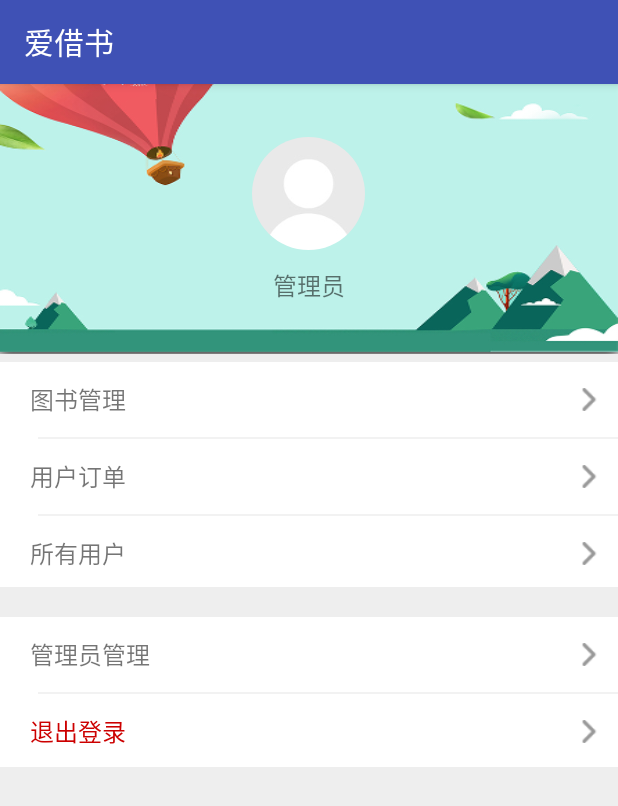
After one commit to BestLifeW/LibraryMOS, an Android app: the AdminActivity screen opened directly, with no data from a screen before it, on a phone screen of 412 x 824 dp. The commit adds this screen. Shown: the top 806 px of the screen. Run offline under Robolectric (Android 15) with nearby library versions, the phone set to English and light mode, and no system bars; our stand-ins replace CircleImageView.

Commit message:
完成了管理员基本界面-V

```diff
--- /dev/null
+++ b/app/src/main/java/com/rjxy/librarymos/ui/activity/AdminActivity.java
@@ -0,0 +1,108 @@
+package com.rjxy.librarymos.ui.activity;
+
+import android.content.Intent;
+import android.support.v7.app.AppCompatActivity;
+import android.os.Bundle;
+import android.view.View;
+import android.widget.RelativeLayout;
+import android.widget.Toast;
+
+import com.rjxy.librarymos.R;
+
+public class AdminActivity extends AppCompatActivity implements View.OnClickListener {
+    private RelativeLayout rl_bookmanage;
+    private RelativeLayout rl_userorders;
+    private RelativeLayout rl_allusers;
+    private RelativeLayout rl_admin_manager;
+    private RelativeLayout rl_exit;
+
+
+    @Override
+    protected void onCreate(Bundle savedInstanceState) {
+        super.onCreate(savedInstanceState);
+        setContentView(R.layout.activity_admin);
+        init();
+    }
+
+    private void init() {
+        initView();
+        intEvent();
+    }
+    private void initView(){
+        rl_bookmanage= (RelativeLayout) findViewById(R.id.rl_bookmanage);
+        rl_userorders= (RelativeLayout) findViewById(R.id.rl_userorders);
+        rl_allusers= (RelativeLayout) findViewById(R.id.rl_allusers);
+        rl_admin_manager= (RelativeLayout) findViewById(R.id.rl_admin_manager);
+        rl_exit= (RelativeLayout) findViewById(R.id.rl_exit);
+    }
+    private void intEvent(){
+        rl_bookmanage.setOnClickListener(this);
+        rl_userorders.setOnClickListener(this);
+        rl_allusers.setOnClickListener(this);
+        rl_admin_manager.setOnClickListener(this);
+        rl_exit.setOnClickListener(this);
+    }
+
+    @Override
+    public void onClick(View v) {
+        switch (v.getId()){
+            case R.id.rl_bookmanage:
+                enterBooksManager();
+                Toast.makeText(AdminActivity.this, "进入图书管理界面", Toast.LENGTH_SHORT).show();
+                break;
+            case R.id.rl_userorders:
+                Toast.makeText(AdminActivity.this, "进入用户订单界面", Toast.LENGTH_SHORT).show();
+                enterUsersOrder();
+                break;
+            case R.id.rl_allusers:
+                enterUsers();
+                Toast.makeText(AdminActivity.this, "进入用户表界面", Toast.LENGTH_SHORT).show();
+                break;
+            case R.id.rl_admin_manager:
+                enterMAP();
+                Toast.makeText(AdminActivity.this, "进入管理员密码修改界面", Toast.LENGTH_SHORT).show();
+                break;
+            case R.id.rl_exit:
+                enterLogin();
+                Toast.makeText(AdminActivity.this, "退出登录", Toast.LENGTH_SHORT).show();
+                break;
+            default:
+                break;
+        }
+    }
+    //进入图书管理界面
+    public void enterBooksManager() {
+        Intent intent = new Intent(getApplicationContext(), BooksManager.class);
+        startActivity(intent);
+        overridePendingTransition(android.R.anim.fade_in, android.R.anim.fade_out);
+
+    }
+    //进入用户订单管理界面
+    public void enterUsersOrder() {
+        Intent intent = new Intent(getApplicationContext(), UsersOrdersManager.class);
+        startActivity(intent);
+        overridePendingTransition(android.R.anim.fade_in, android.R.anim.fade_out);
+
+    }
+    //进入用户管理界面
+    public void enterUsers() {
+        Intent intent = new Intent(getApplicationContext(), UsersManager.class);
+        startActivity(intent);
+        overridePendingTransition(android.R.anim.fade_in, android.R.anim.fade_out);
+
+    }
+    //进入管理员密码修改界面
+    public void enterMAP() {
+        Intent intent = new Intent(getApplicationContext(), ModifyAdminPassword.class);
+        startActivity(intent);
+        overridePendingTransition(android.R.anim.fade_in, android.R.anim.fade_out);
+
+    }
+    //退回登录界面
+    public void enterLogin() {
+        Intent intent = new Intent(getApplicationContext(), LoginActivity.class);
+        startActivity(intent);
+        overridePendingTransition(android.R.anim.fade_in, android.R.anim.fade_out);
+        finish();
+}
+}
--- /dev/null
+++ b/app/src/main/res/layout/activity_admin.xml
@@ -0,0 +1,225 @@
+<?xml version="1.0" encoding="utf-8"?>
+<android.support.v4.widget.NestedScrollView xmlns:android="http://schemas.android.com/apk/res/android"
+    android:layout_width="match_parent"
+    android:layout_height="match_parent"
+    android:background="@color/background_gray">
+
+    <LinearLayout
+        android:layout_width="match_parent"
+        android:layout_height="match_parent"
+        android:orientation="vertical">
+
+        <RelativeLayout
+            android:layout_width="wrap_content"
+            android:layout_height="wrap_content">
+            <ImageView
+                android:layout_width="match_parent"
+                android:layout_height="180dp"
+                android:scaleType="fitXY"
+                android:src="@drawable/headbg" />
+
+            <com.rjxy.librarymos.view.CircleImageView
+                android:id="@+id/civ_adminhead"
+                android:layout_width="75dp"
+                android:layout_height="75dp"
+                android:layout_marginTop="35dp"
+                android:src="@drawable/default_head_rect"
+                android:layout_alignParentTop="true"
+                android:layout_centerHorizontal="true" />
+
+            <TextView
+                android:id="@+id/tv_adminname"
+                android:layout_width="wrap_content"
+                android:layout_height="wrap_content"
+                android:layout_marginTop="11dp"
+                android:text="管理员"
+                android:textSize="16sp"
+                android:layout_below="@+id/civ_adminhead"
+                android:layout_centerHorizontal="true" />
+        </RelativeLayout>
+
+        <LinearLayout
+            android:layout_marginTop="5dp"
+            android:layout_width="match_parent"
+            android:layout_height="150dp"
+            android:background="#fff"
+            android:orientation="vertical"
+            >
+            <RelativeLayout
+                android:id="@+id/rl_bookmanage"
+                android:background="@drawable/setting_selector"
+                android:layout_width="match_parent"
+                android:layout_height="50dp">
+
+                <TextView
+                    android:text="图书管理"
+                    android:textSize="16sp"
+                    android:layout_width="wrap_content"
+                    android:layout_height="wrap_content"
+                    android:layout_marginLeft="20dp"
+                    android:layout_centerVertical="true"
+                    android:layout_toRightOf="@+id/iv_mall"
+                    android:layout_toEndOf="@+id/iv_mall" />
+
+                <ImageView
+                    android:id="@+id/iv_mall2"
+                    android:layout_width="15dp"
+                    android:layout_height="15dp"
+                    android:src="@drawable/detail_icon_arrow"
+                    android:layout_centerVertical="true"
+                    android:layout_alignParentRight="true"
+                    android:layout_alignParentEnd="true"
+                    android:layout_marginRight="11dp"
+                    android:layout_marginEnd="11dp" />
+
+            </RelativeLayout>
+
+            <View
+                android:background="#f2f2f2"
+                android:layout_marginLeft="25dp"
+                android:layout_width="match_parent"
+                android:layout_height="1dp"/>
+
+            <RelativeLayout
+                android:id="@+id/rl_userorders"
+                android:background="@drawable/setting_selector"
+                android:layout_width="match_parent"
+                android:layout_height="50dp">
+
+                <TextView
+                    android:text="用户订单"
+                    android:textSize="16sp"
+                    android:layout_width="wrap_content"
+                    android:layout_height="wrap_content"
+                    android:layout_marginLeft="20dp"
+                    android:layout_centerVertical="true"
+                    android:layout_toRightOf="@+id/iv_mall"
+                    android:layout_toEndOf="@+id/iv_mall" />
+
+                <ImageView
+                    android:layout_width="15dp"
+                    android:layout_height="15dp"
+                    android:src="@drawable/detail_icon_arrow"
+                    android:layout_centerVertical="true"
+                    android:layout_alignParentRight="true"
+                    android:layout_alignParentEnd="true"
+                    android:layout_marginRight="11dp"
+                    android:layout_marginEnd="11dp" />
+
+            </RelativeLayout>
+            <View
+                android:background="#f2f2f2"
+                android:layout_marginLeft="25dp"
+                android:layout_width="match_parent"
+                android:layout_height="1dp"/>
+
+            <RelativeLayout
+                android:id="@+id/rl_allusers"
+                android:background="@drawable/setting_selector"
+                android:layout_width="match_parent"
+                android:layout_height="50dp">
+
+                <TextView
+                    android:text="所有用户"
+                    android:textSize="16sp"
+                    android:layout_width="wrap_content"
+                    android:layout_height="wrap_content"
+                    android:layout_marginLeft="20dp"
+                    android:layout_centerVertical="true"
+                    android:layout_toRightOf="@+id/iv_mall"
+                    android:layout_toEndOf="@+id/iv_mall" />
+
+                <ImageView
+                    android:layout_width="15dp"
+                    android:layout_height="15dp"
+                    android:src="@drawable/detail_icon_arrow"
+                    android:layout_centerVertical="true"
+                    android:layout_alignParentRight="true"
+                    android:layout_alignParentEnd="true"
+                    android:layout_marginRight="11dp"
+                    android:layout_marginEnd="11dp" />
+
+            </RelativeLayout>
+
+        </LinearLayout>
+
+
+
+
+
+        <LinearLayout
+            android:layout_marginTop="20dp"
+            android:layout_width="match_parent"
+            android:layout_height="100dp"
+            android:background="#fff"
+            android:orientation="vertical"
+            >
+
+            <RelativeLayout
+                android:background="@drawable/setting_selector"
+                android:id="@+id/rl_admin_manager"
+                android:layout_width="match_parent"
+                android:layout_height="50dp">
+
+
+                <TextView
+                    android:text="管理员管理"
+                    android:textSize="16sp"
+                    android:layout_width="wrap_content"
+                    android:layout_height="wrap_content"
+                    android:layout_marginLeft="20dp"
+                    android:layout_centerVertical="true"
+                    android:layout_toRightOf="@+id/iv_account_icon"
+                    android:layout_toEndOf="@+id/iv_account_icon" />
+
+                <ImageView
+                    android:id="@+id/iv_mall3"
+                    android:layout_width="15dp"
+                    android:layout_height="15dp"
+                    android:src="@drawable/detail_icon_arrow"
+                    android:layout_centerVertical="true"
+                    android:layout_alignParentRight="true"
+                    android:layout_alignParentEnd="true"
+                    android:layout_marginRight="11dp"
+                    android:layout_marginEnd="11dp" />
+
+            </RelativeLayout>
+
+            <View
+                android:background="#f2f2f2"
+                android:layout_marginLeft="25dp"
+                android:layout_width="match_parent"
+                android:layout_height="1dp"/>
+            <RelativeLayout
+                android:id="@+id/rl_exit"
+                android:background="@drawable/setting_selector"
+                android:layout_width="match_parent"
+                android:layout_height="50dp">
+
+
+                <TextView
+                    android:text="退出登录"
+                    android:textColor="@android:color/holo_red_dark"
+                    android:textSize="16sp"
+                    android:layout_width="wrap_content"
+                    android:layout_height="wrap_content"
+                    android:layout_marginLeft="20dp"
+                    android:layout_centerVertical="true"
+                    android:layout_toRightOf="@+id/iv_setting_icon"
+                    android:layout_toEndOf="@+id/iv_setting_icon" />
+
+                <ImageView
+                    android:id="@+id/iv_mall4"
+                    android:layout_width="15dp"
+                    android:layout_height="15dp"
+                    android:src="@drawable/detail_icon_arrow"
+                    android:layout_centerVertical="true"
+                    android:layout_alignParentRight="true"
+                    android:layout_alignParentEnd="true"
+                    android:layout_marginRight="11dp"
+                    android:layout_marginEnd="11dp" />
+
+            </RelativeLayout>
+        </LinearLayout>
+    </LinearLayout>
+</android.support.v4.widget.NestedScrollView>
```
Also changed, not shown: app/src/main/AndroidManifest.xml (+6 -1 lines), app/src/main/java/com/rjxy/librarymos/ui/activity/BooksManager.java (added, +15 -0 lines), app/src/main/java/com/rjxy/librarymos/ui/activity/LoginActivity.java (+8 -0 lines), app/src/main/java/com/rjxy/librarymos/ui/activity/ModifyAdminPassword.java (added, +15 -0 lines), app/src/main/java/com/rjxy/librarymos/ui/activity/UsersManager.java (added, +15 -0 lines), app/src/main/java/com/rjxy/librarymos/ui/activity/UsersOrdersManager.java (added, +15 -0 lines), app/src/main/res/layout/activity_admin_usertable.xml (added, +13 -0 lines), app/src/main/res/layout/activity_books.xml (added, +21 -0 lines), app/src/main/res/layout/activity_modify_admin_password.xml (added, +23 -0 lines), app/src/main/res/layout/activity_users.xml (added, +21 -0 lines).
